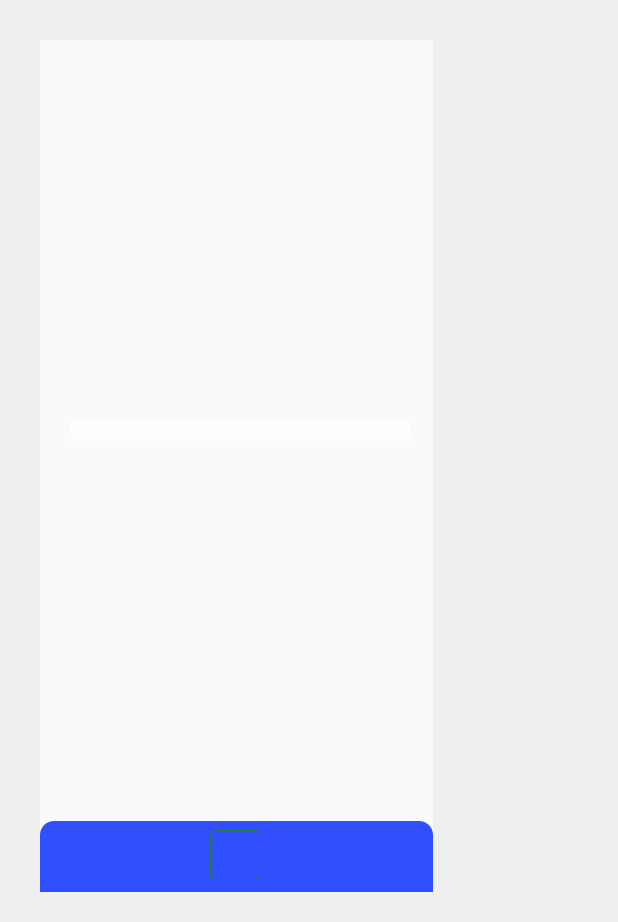
Old version of the form SolCareGUI/profile.ui in the repository addinedu-ros-7th/deeplearning-repo-5.
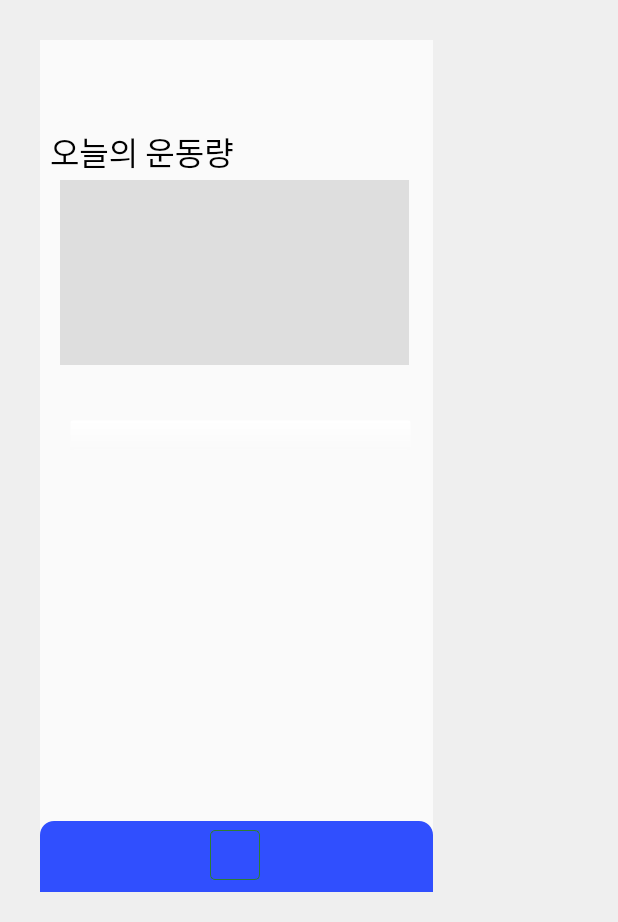
New version of the form. Icons and pictures are not drawn.

What changed in the file:
```diff
--- a/SolCareGUI/profile.ui
+++ b/SolCareGUI/profile.ui
@@ -221,14 +221,36 @@
     <string/>
    </property>
   </widget>
-  <widget class="QWidget" name="widget" native="true">
+  <widget class="QWidget" name="widget_3" native="true">
    <property name="geometry">
     <rect>
-     <x>59</x>
-     <y>109</y>
-     <width>351</width>
-     <height>241</height>
+     <x>60</x>
+     <y>180</y>
+     <width>349</width>
+     <height>185</height>
     </rect>
+   </property>
+   <property name="styleSheet">
+    <string notr="true">background-color: rgb(222, 222, 222);</string>
+   </property>
+  </widget>
+  <widget class="QLabel" name="label">
+   <property name="geometry">
+    <rect>
+     <x>50</x>
+     <y>110</y>
+     <width>261</width>
+     <height>81</height>
+    </rect>
+   </property>
+   <property name="font">
+    <font>
+     <family>BM Dohyeon</family>
+     <pointsize>24</pointsize>
+    </font>
+   </property>
+   <property name="text">
+    <string>오늘의 운동량</string>
    </property>
   </widget>
   <zorder>label_2</zorder>
@@ -239,7 +261,8 @@
   <zorder>btn_camera</zorder>
   <zorder>lb_menu</zorder>
   <zorder>btn_MY</zorder>
-  <zorder>widget</zorder>
+  <zorder>widget_3</zorder>
+  <zorder>label</zorder>
  </widget>
  <resources>
   <include location="resource.qrc"/>
```
